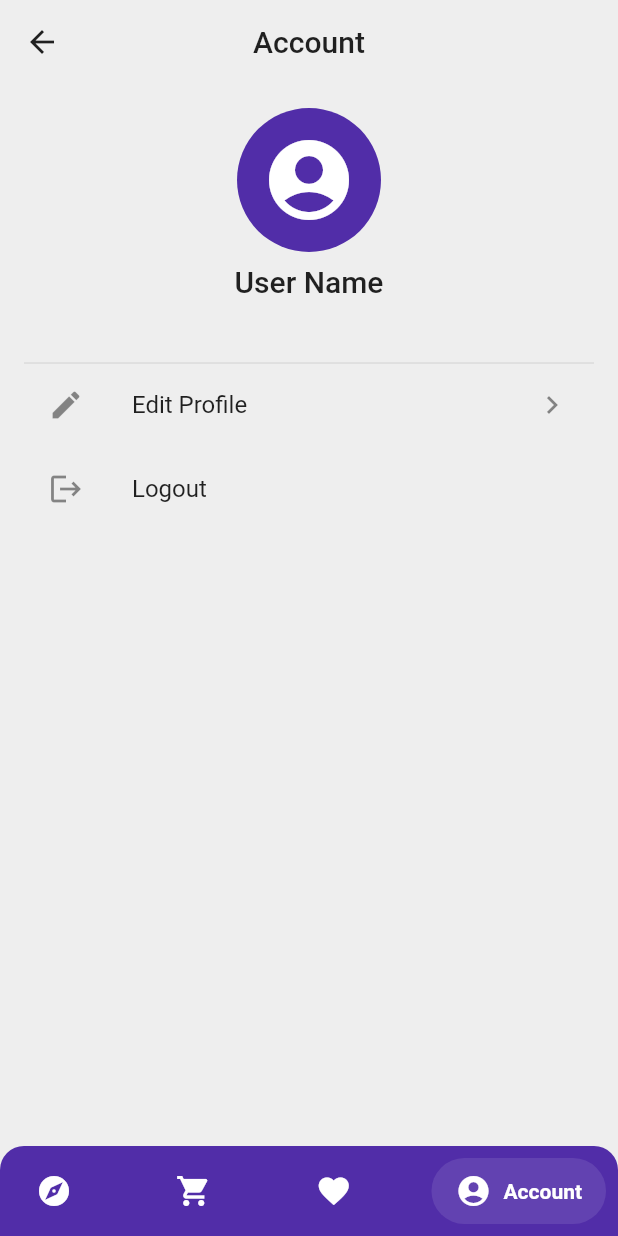
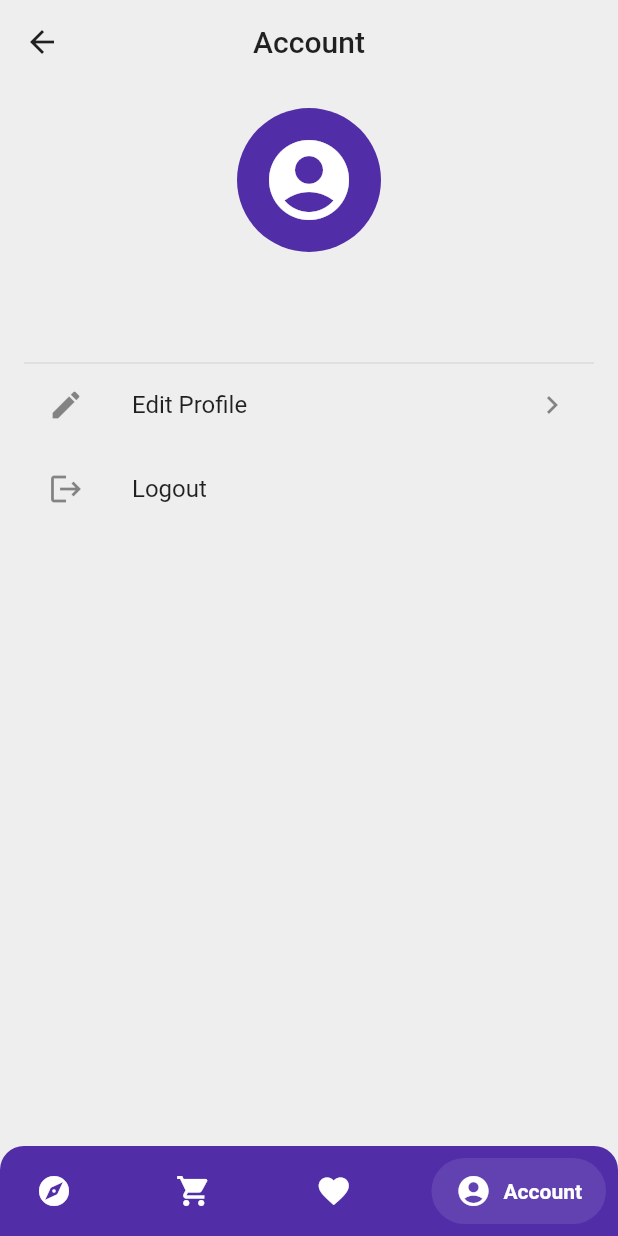
Before and after one commit to Shadiul/shopio, a Flutter app: the HomeView screen opened by its route, item 4 of the bottom bar chosen, on a phone screen of 412 x 824 dp. Run offline on Flutter 3.47's test engine with Material 2 defaults, Android fonts, the light colour scheme and no system bars; drawn by our look-alikes of salomon_bottom_bar; our stand-ins replace cloud_firestore, firebase_auth, firebase_core, get, logger; accounts and stored records are empty; statements that could not run were skipped.

Commit message:
Add name to user model

```diff
--- a/client/lib/app/data/models/user_model.dart
+++ b/client/lib/app/data/models/user_model.dart
@@ -1,12 +1,14 @@
 class UserModel {
   final String uid;
+  final String name;
   final String email;
 
-  UserModel({required this.uid, required this.email});
+  UserModel({required this.uid, required this.name, required this.email});
 
   factory UserModel.fromJson(Map<String, dynamic> json) {
     return UserModel(
       uid: json['uid'] as String,
+      name: json['name'] as String,
       email: json['email'] as String,
     );
   }
@@ -14,6 +16,7 @@ class UserModel {
   Map<String, dynamic> toJson() {
     final Map<String, dynamic> data = <String, dynamic>{};
     data['uid'] = uid;
+    data['name'] = name;
     data['email'] = email;
     return data;
   }
--- a/client/lib/app/data/services/auth_service.dart
+++ b/client/lib/app/data/services/auth_service.dart
@@ -40,6 +40,7 @@ class AuthService extends GetxService {
   }
 
   Future<ResponseModel> signUp({
+    required String name,
     required String email,
     required String password,
   }) async {
@@ -53,6 +54,7 @@ class AuthService extends GetxService {
 
       _user = UserModel(
         uid: userCredential.user!.uid,
+        name: name,
         email: email,
       );
 
--- a/client/lib/app/modules/account/account_view.dart
+++ b/client/lib/app/modules/account/account_view.dart
@@ -28,7 +28,7 @@ class AccountView extends GetView<AccountController> {
         ),
         const SizedBox(height: 8.0),
         Text(
-          'User Name',
+          controller.user.name,
           textAlign: TextAlign.center,
           style: _textTheme.headline6,
         ),
--- a/client/lib/app/modules/sign_up/sign_up_controller.dart
+++ b/client/lib/app/modules/sign_up/sign_up_controller.dart
@@ -47,6 +47,7 @@ class SignUpController extends GetxController {
 
     if (isValid != null && isValid) {
       final ResponseModel response = await _authService.signUp(
+        name: nameController.text,
         email: emailController.text,
         password: passwordController.text,
       );
```
